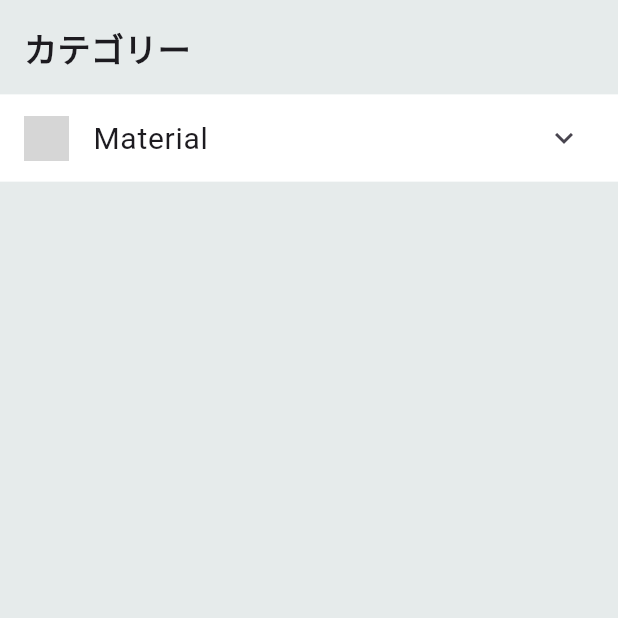
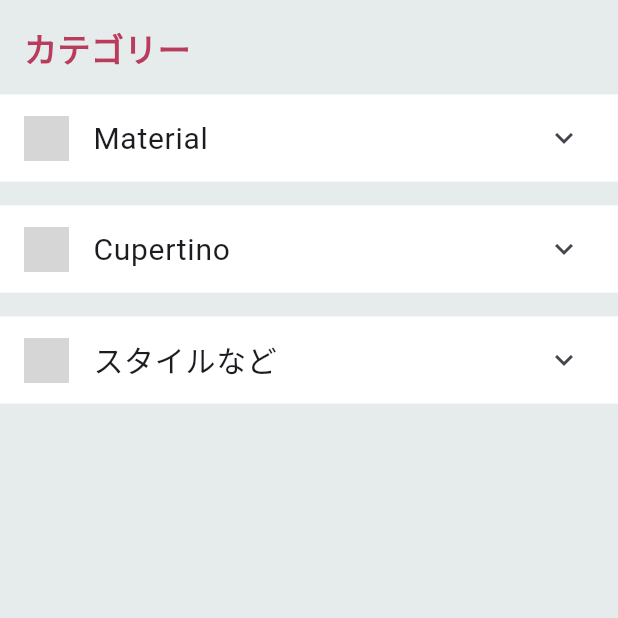
Before and after one commit to myzw1030/flutter_gallery, a Flutter app: the screen it shows after launch, on a phone screen of 412 x 824 dp, the top half of it. Run offline on Flutter 3.47's test engine with Material 3 defaults, Android fonts, the phone set to English and light mode, and no system bars; grey boxes are pictures that could not be loaded.

Commit message:
リファクタ

```diff
--- a/lib/pages/category_list/category_list.dart
+++ b/lib/pages/category_list/category_list.dart
@@ -1,22 +1,30 @@
 import 'package:flutter/material.dart';
-import 'package:flutter_gallery/pages/category_list/component/category_list_item.dart';
 import 'package:flutter_gallery/pages/category_list/component/category_tile.dart';
-import 'package:flutter_gallery/pages/category_list/demo/app_bar_demo.dart';
+import 'package:flutter_gallery/pages/category_list/demo_page/demos.dart';
 
 class CategoryList extends StatelessWidget {
   const CategoryList({super.key});
 
   @override
   Widget build(BuildContext context) {
-    return const CategoryTile(
-      title: 'Material',
-      image: 'assets/icons/material/material.png',
+    return Column(
       children: [
-        CategoryListItem(
-          title: 'アプリバー',
-          subtitle: '現在の画面に関連する情報やアクションを表示します',
-          icon: Icons.web_asset,
-          widget: AppBarDemo(),
+        CategoryTile(
+          title: 'Material',
+          image: 'assets/icons/material/material.png',
+          children: Demos.materialDemos(),
+        ),
+        const SizedBox(height: 16),
+        CategoryTile(
+          title: 'Cupertino',
+          image: 'assets/icons/cupertino/cupertino.png',
+          children: Demos.cupertinoDemos(),
+        ),
+        const SizedBox(height: 16),
+        CategoryTile(
+          title: 'スタイルなど',
+          image: 'assets/icons/reference/reference.png',
+          children: Demos.referenceDemos(),
         ),
       ],
     );
--- /dev/null
+++ b/lib/pages/category_list/demo_page/demos.dart
@@ -0,0 +1,41 @@
+import 'package:flutter/material.dart';
+import 'package:flutter_gallery/pages/category_list/component/category_list_item.dart';
+import 'package:flutter_gallery/pages/category_list/demo_page/app_bar_demo.dart';
+
+class Demos {
+  // Material
+  static List<CategoryListItem> materialDemos() {
+    return [
+      const CategoryListItem(
+        title: 'アプリバー',
+        subtitle: '現在の画面に関連する情報やアクションを表示します',
+        icon: Icons.web_asset,
+        widget: AppBarDemo(),
+      ),
+    ];
+  }
+
+  // Cupertino
+  static List<CategoryListItem> cupertinoDemos() {
+    return [
+      const CategoryListItem(
+        title: 'アプリバー',
+        subtitle: '現在の画面に関連する情報やアクションを表示します',
+        icon: Icons.web_asset,
+        widget: AppBarDemo(),
+      ),
+    ];
+  }
+
+  // Reference
+  static List<CategoryListItem> referenceDemos() {
+    return [
+      const CategoryListItem(
+        title: 'アプリバー',
+        subtitle: '現在の画面に関連する情報やアクションを表示します',
+        icon: Icons.web_asset,
+        widget: AppBarDemo(),
+      ),
+    ];
+  }
+}
--- a/lib/pages/home_page.dart
+++ b/lib/pages/home_page.dart
@@ -35,6 +35,7 @@ class _Header extends StatelessWidget {
         style: const TextStyle(
           fontSize: 22,
           fontWeight: FontWeight.bold,
+          color: Color(0xFFB93C5D),
         ),
       ),
     );
```
Also changed, not shown: lib/pages/category_list/demo_page/app_bar_demo.dart (renamed from lib/pages/category_list/demo/app_bar_demo.dart).
